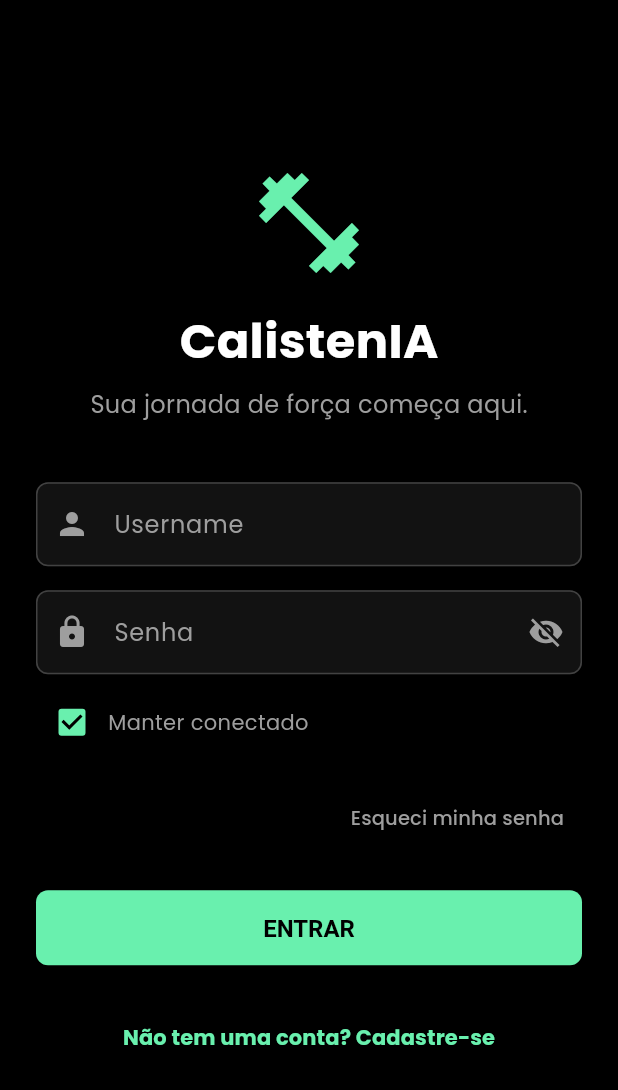
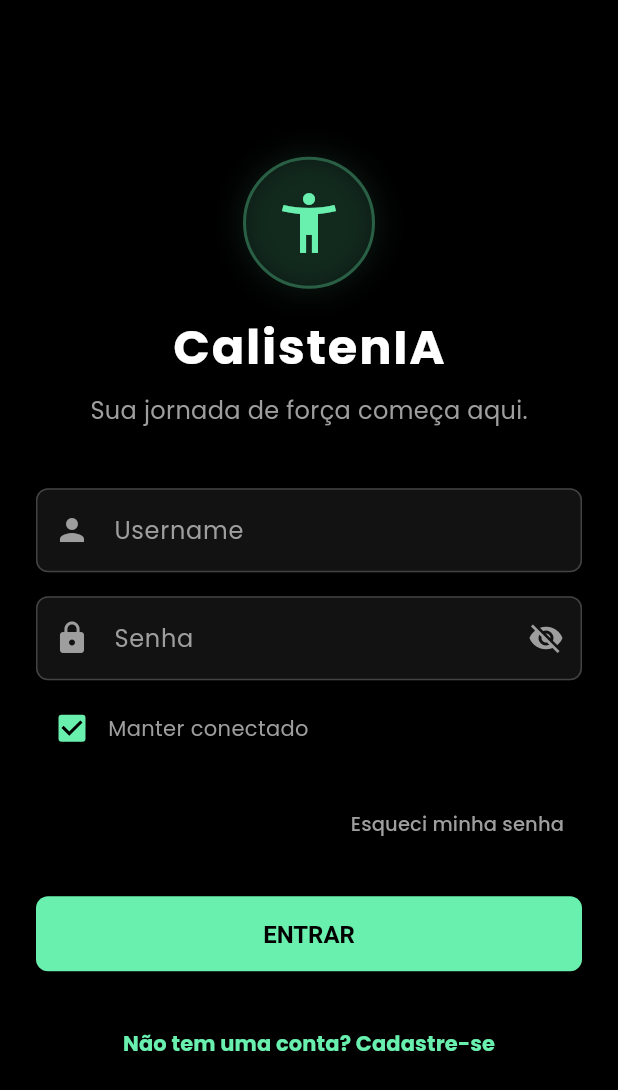
Before and after one commit to matsgabe/calistenia-app, a Flutter app: the screen it shows after launch, on a phone screen of 412 x 824 dp. Shown: the top 1090 px of the screen. Run offline on Flutter 3.47's test engine with Material 3 defaults, Android fonts, the phone set to English and light mode, and no system bars; our stand-ins replace device_preview, flutter_dotenv, google_fonts, google_generative_ai, image_picker, shared_preferences and 2 more; accounts and stored records are empty.

Commit message:
ajuste icon inicial e dieta

```diff
--- a/lib/login_screen.dart
+++ b/lib/login_screen.dart
@@ -215,10 +215,29 @@ class _LoginScreenState extends State<LoginScreen> {
           child: Column(
             mainAxisAlignment: MainAxisAlignment.center,
             children: [
-              const Icon(
-                Icons.fitness_center,
-                color: Colors.greenAccent,
-                size: 80,
+// Ícone que remete ao corpo humano em movimento / Calistenia + IA
+              Container(
+                padding: const EdgeInsets.all(18),
+                decoration: BoxDecoration(
+                  color: Colors.greenAccent.withOpacity(0.08),
+                  shape: BoxShape.circle,
+                  border: Border.all(
+                    color: Colors.greenAccent.withOpacity(0.3),
+                    width: 2,
+                  ),
+                  boxShadow: [
+                    BoxShadow(
+                      color: Colors.greenAccent.withOpacity(0.1),
+                      blurRadius: 15,
+                      spreadRadius: 2,
+                    ),
+                  ],
+                ),
+                child: const Icon(
+                  Icons.accessibility_new,
+                  color: Colors.greenAccent,
+                  size: 48,
+                ),
               ),
               const SizedBox(height: 16),
               const Text(
@@ -227,6 +246,7 @@ class _LoginScreenState extends State<LoginScreen> {
                   fontSize: 32,
                   fontWeight: FontWeight.bold,
                   color: Colors.white,
+                  letterSpacing: 1.2,
                 ),
               ),
               const SizedBox(height: 8),
@@ -252,8 +272,7 @@ class _LoginScreenState extends State<LoginScreen> {
                       controller: _senhaController,
                       obscureText: _ocultarSenha,
                       autofillHints: const [AutofillHints.password],
-                      onEditingComplete:
-                          _entrar, // Permite submeter pressionando 'Enter'
+                      onEditingComplete: _entrar,
                       decoration: InputDecoration(
                         hintText: 'Senha',
                         prefixIcon: const Icon(Icons.lock, color: Colors.grey),
```
Also changed, not shown: lib/dieta_screen.dart (+198 -96 lines).
